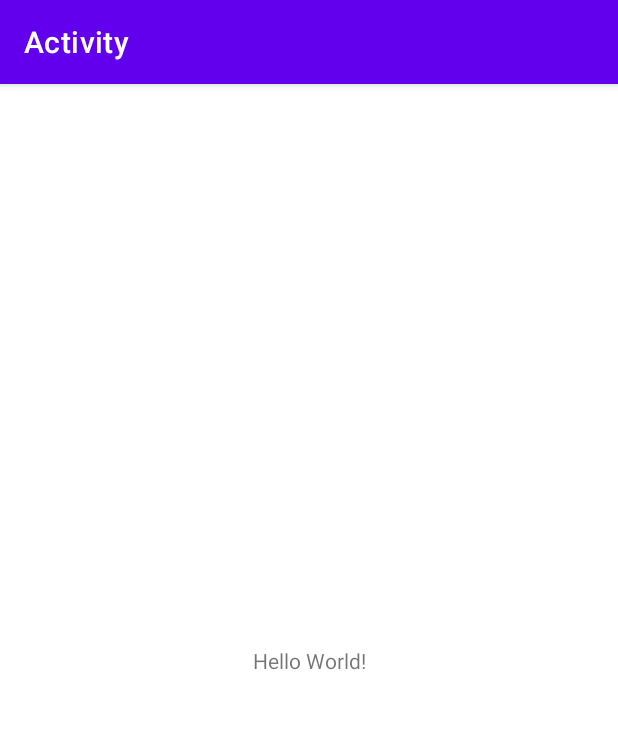
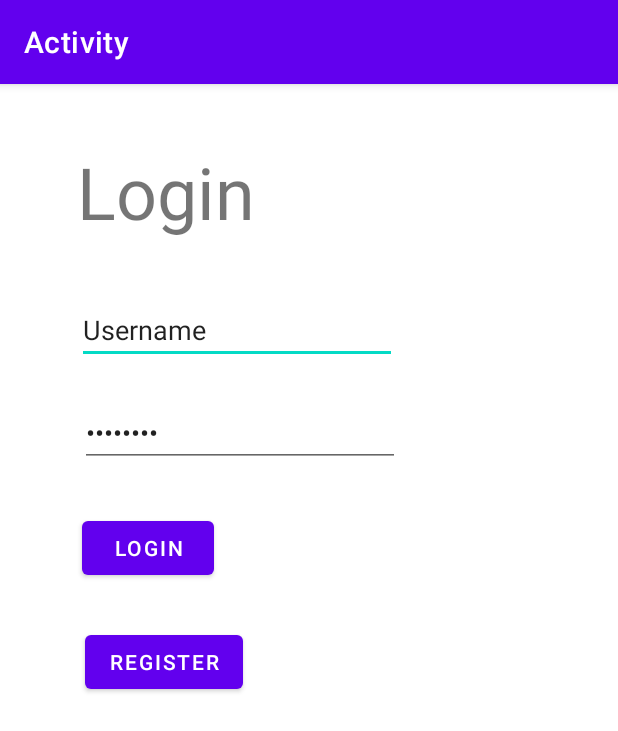
Before and after one commit to melloXmarkerade/Eldriod42Activity, an Android app: the screen it shows after launch (MainActivity), on a phone screen of 412 x 824 dp. Shown: the top 731 px of the screen. Run offline under Robolectric (Android 15) with nearby library versions, the phone set to English and light mode, and no system bars.

Commit message:
Layout and Input design

```diff
--- a/app/src/main/AndroidManifest.xml
+++ b/app/src/main/AndroidManifest.xml
@@ -12,6 +12,13 @@
         android:supportsRtl="true"
         android:theme="@style/Theme.Activity"
         tools:targetApi="31">
+        <activity
+            android:name=".RegisterPage"
+            android:exported="false">
+            <meta-data
+                android:name="android.app.lib_name"
+                android:value="" />
+        </activity>
         <activity
             android:name=".MainActivity"
             android:exported="true">
--- /dev/null
+++ b/app/src/main/java/com/example/activity/RegisterPage.java
@@ -0,0 +1,14 @@
+package com.example.activity;
+
+import androidx.appcompat.app.AppCompatActivity;
+
+import android.os.Bundle;
+
+public class RegisterPage extends AppCompatActivity {
+
+    @Override
+    protected void onCreate(Bundle savedInstanceState) {
+        super.onCreate(savedInstanceState);
+        setContentView(R.layout.activity_register_page);
+    }
+}
--- a/app/src/main/res/layout/activity_main.xml
+++ b/app/src/main/res/layout/activity_main.xml
@@ -7,12 +7,60 @@
     tools:context=".MainActivity">
 
     <TextView
+        android:id="@+id/textView"
         android:layout_width="wrap_content"
         android:layout_height="wrap_content"
-        android:text="Hello World!"
+        android:text="Login"
+        android:textSize="48sp"
         app:layout_constraintBottom_toBottomOf="parent"
         app:layout_constraintEnd_toEndOf="parent"
+        app:layout_constraintHorizontal_bias="0.174"
         app:layout_constraintStart_toStartOf="parent"
-        app:layout_constraintTop_toTopOf="parent" />
+        app:layout_constraintTop_toTopOf="parent"
+        app:layout_constraintVertical_bias="0.056" />
+
+    <EditText
+        android:id="@+id/Username"
+        android:layout_width="wrap_content"
+        android:layout_height="wrap_content"
+        android:layout_marginStart="51dp"
+        android:layout_marginTop="37dp"
+        android:ems="10"
+        android:inputType="textPersonName"
+        android:text="Username"
+        app:layout_constraintStart_toStartOf="parent"
+        app:layout_constraintTop_toBottomOf="@+id/textView" />
+
+    <EditText
+        android:id="@+id/Password"
+        android:layout_width="wrap_content"
+        android:layout_height="wrap_content"
+        android:layout_marginStart="2dp"
+        android:layout_marginTop="23dp"
+        android:ems="10"
+        android:inputType="textPassword"
+        android:text="Password"
+        app:layout_constraintStart_toStartOf="@+id/Username"
+        app:layout_constraintTop_toBottomOf="@+id/Username" />
+
+    <Button
+        android:id="@+id/Login_But"
+        android:layout_width="wrap_content"
+        android:layout_height="wrap_content"
+        android:layout_marginStart="1dp"
+        android:layout_marginTop="30dp"
+        android:text="Login"
+        app:layout_constraintStart_toStartOf="@+id/Password"
+        app:layout_constraintTop_toBottomOf="@+id/Password" />
+
+    <Button
+        android:id="@+id/RegisterPage"
+        android:layout_width="wrap_content"
+        android:layout_height="wrap_content"
+        android:layout_marginStart="2dp"
+        android:layout_marginTop="28dp"
+        android:text="Register"
+        app:layout_constraintStart_toStartOf="@+id/Login_But"
+        app:layout_constraintTop_toBottomOf="@+id/Login_But" />
 
 </androidx.constraintlayout.widget.ConstraintLayout>
--- /dev/null
+++ b/app/src/main/res/layout/activity_register_page.xml
@@ -0,0 +1,9 @@
+<?xml version="1.0" encoding="utf-8"?>
+<androidx.constraintlayout.widget.ConstraintLayout xmlns:android="http://schemas.android.com/apk/res/android"
+    xmlns:app="http://schemas.android.com/apk/res-auto"
+    xmlns:tools="http://schemas.android.com/tools"
+    android:layout_width="match_parent"
+    android:layout_height="match_parent"
+    tools:context=".RegisterPage">
+
+</androidx.constraintlayout.widget.ConstraintLayout>
```
